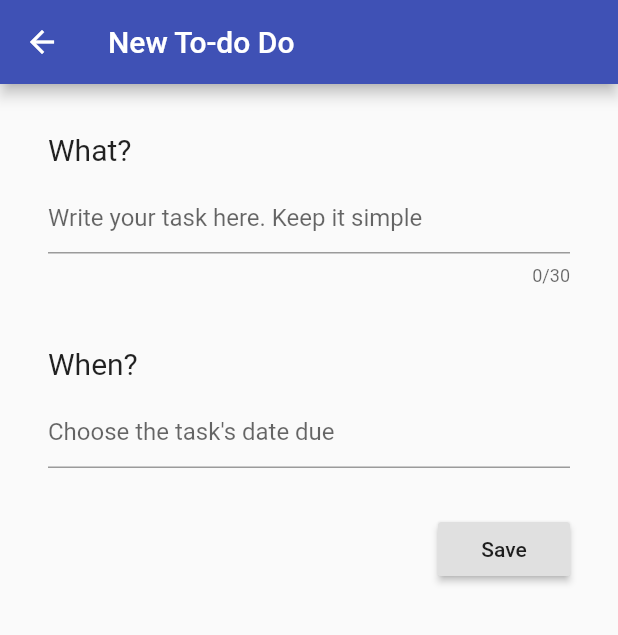
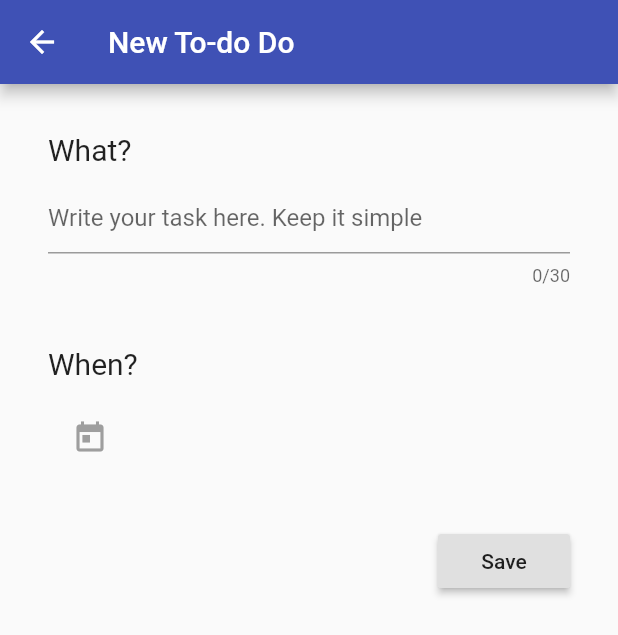
Before and after one commit to happyharis/flutter_todododo, a Flutter app: the NewTododoPage screen opened by its route, on a phone screen of 412 x 824 dp. Shown: the top 635 px of the screen. Run offline on Flutter 3.47's test engine with Material 2 defaults, Android fonts, the phone set to English and light mode, and no system bars; our stand-ins replace cloud_firestore; accounts and stored records are empty; Roboto replaces fonts that are missing (Ubuntu).

Commit message:
Switch to a list tile

```diff
--- a/lib/pages/new_todo.dart
+++ b/lib/pages/new_todo.dart
@@ -49,9 +49,8 @@ class NewTododoPageState extends State<NewTododoPage> {
               padding: const EdgeInsets.only(top: 40.0, bottom: 10.0),
               child: new Text("When?", style: new TextStyle(fontSize: 20.0),),
             ),
-            new TextField(
-              controller: _dueDateController,
-              decoration: new InputDecoration(hintText: "Choose the task's date due "),
+            new ListTile(
+              leading: new Icon(Icons.today, color: Colors.grey[500],),
             ),
             new Padding(padding: const EdgeInsets.all(15.0),),
             new Row(
```
